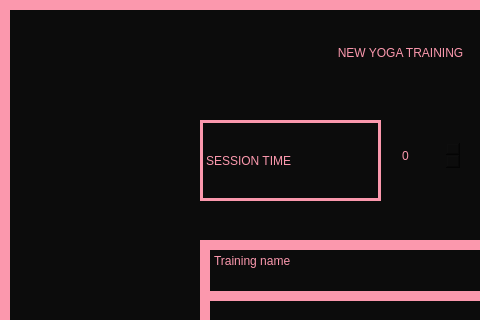
Above: View/NewYogaTraining.ui from Hanna-J-K/fitnessapp before the change; both pictures show x 0 to 480 and y 0 to 320 of the 800 by 600 pixel window. Below: the same form after it.
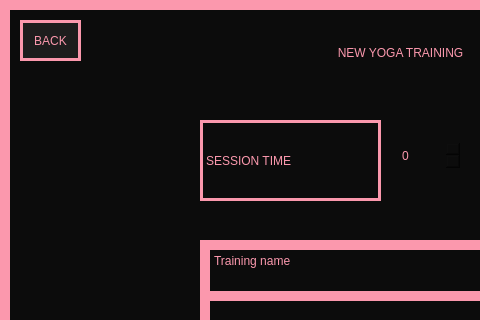
That is the form after the change.

Commit message: if i could turn back time (now i can with back buttons added)

Patch:
```diff
--- a/View/NewYogaTraining.ui
+++ b/View/NewYogaTraining.ui
@@ -207,6 +207,26 @@
      <string>Training name</string>
     </property>
    </widget>
+   <widget class="QPushButton" name="back_btn">
+    <property name="geometry">
+     <rect>
+      <x>20</x>
+      <y>20</y>
+      <width>61</width>
+      <height>41</height>
+     </rect>
+    </property>
+    <property name="cursor">
+     <cursorShape>PointingHandCursor</cursorShape>
+    </property>
+    <property name="styleSheet">
+     <string notr="true">background-color: #1D1D1D;border: 3px solid #FB98AD;
+font: 8pt &quot;PRIMETIME&quot;;</string>
+    </property>
+    <property name="text">
+     <string>BACK</string>
+    </property>
+   </widget>
   </widget>
  </widget>
  <resources/>
```
The commit also changes 6 other files.
